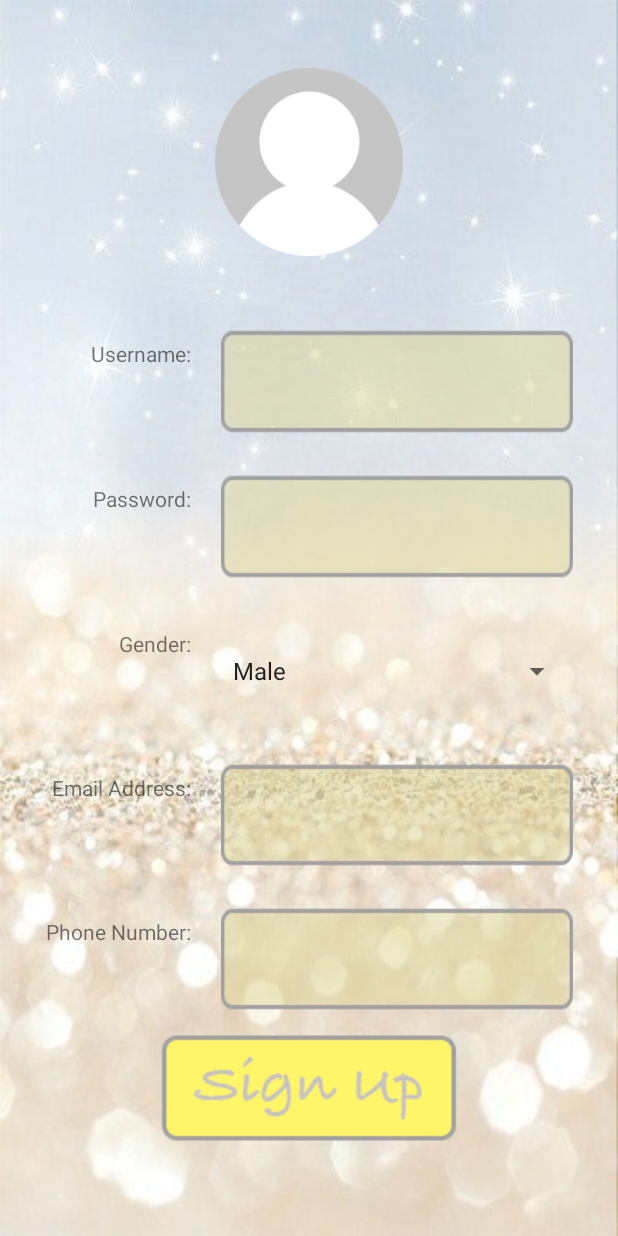
After one commit to wanyifei/yue, an Android app: the layout signup.xml on its own in the app's theme, with its tools: preview values and no code run, on a phone screen of 412 x 824 dp. The commit adds this screen. Run offline under Robolectric (Android 15) with nearby library versions, the phone set to English and light mode, and no system bars.

Commit message:
sign up page added

```diff
--- /dev/null
+++ b/app/src/main/res/layout/signup.xml
@@ -0,0 +1,193 @@
+<?xml version="1.0" encoding="utf-8"?>
+<LinearLayout xmlns:android="http://schemas.android.com/apk/res/android"
+    android:orientation="vertical" android:layout_width="match_parent"
+    android:layout_height="match_parent"
+    android:background="@drawable/wallpaper2_new">
+
+    <LinearLayout
+        android:orientation="vertical"
+        android:layout_width="fill_parent"
+        android:layout_height="fill_parent"
+        android:layout_weight="0.9"
+        android:weightSum="1">
+
+        <ImageButton
+            android:layout_width="125dp"
+            android:layout_height="match_parent"
+            android:id="@+id/signup_photo"
+            android:src="@drawable/default_user_photo"
+            android:background="#00000000"
+            android:adjustViewBounds="true"
+            android:cropToPadding="false"
+            android:focusable="false"
+            android:scaleType="fitCenter"
+            android:layout_gravity="center_horizontal"
+            android:layout_marginTop="20dp"
+            android:layout_marginBottom="10dp" />
+    </LinearLayout>
+
+    <LinearLayout
+        android:orientation="horizontal"
+        android:layout_width="fill_parent"
+        android:layout_height="fill_parent"
+        android:layout_weight="0.5">
+
+
+        <LinearLayout
+            android:orientation="vertical"
+            android:layout_width="fill_parent"
+            android:layout_height="fill_parent"
+            android:layout_weight="1">
+
+            <TextView
+                android:layout_width="wrap_content"
+                android:layout_height="fill_parent"
+                android:layout_weight="1"
+                android:text="Username:"
+                android:id="@+id/signup_text_username"
+                android:layout_gravity="center|right"
+                android:layout_marginTop="20dp"
+                android:layout_marginBottom="10dp"
+                android:textSize="@dimen/abc_text_size_body_2_material"
+                android:layout_marginRight="10dp" />
+
+            <TextView
+                android:layout_width="wrap_content"
+                android:layout_height="fill_parent"
+                android:layout_weight="1"
+                android:text="Password:"
+                android:id="@+id/signup_text_password"
+                android:layout_gravity="center|right"
+                android:layout_marginTop="20dp"
+                android:layout_marginBottom="10dp"
+                android:textSize="@dimen/abc_text_size_body_2_material"
+                android:layout_marginRight="10dp"/>
+
+            <TextView
+                android:layout_width="wrap_content"
+                android:layout_height="fill_parent"
+                android:layout_weight="1"
+                android:text="Gender:"
+                android:id="@+id/signup_text_gender"
+                android:layout_gravity="center|right"
+                android:layout_marginTop="20dp"
+                android:layout_marginBottom="10dp"
+                android:textSize="@dimen/abc_text_size_body_2_material"
+                android:layout_marginRight="10dp"/>
+
+
+            <TextView
+                android:layout_width="wrap_content"
+                android:layout_height="fill_parent"
+                android:layout_weight="1"
+                android:text="Email Address:"
+                android:id="@+id/signup_text_email"
+                android:layout_gravity="center|right"
+                android:layout_marginTop="20dp"
+                android:layout_marginBottom="10dp"
+                android:textSize="@dimen/abc_text_size_body_2_material"
+                android:layout_marginRight="10dp"/>
+
+            <TextView
+                android:layout_width="wrap_content"
+                android:layout_height="fill_parent"
+                android:layout_weight="1"
+                android:text="Phone Number:"
+                android:id="@+id/signup_text_phone"
+                android:layout_gravity="center|right"
+                android:layout_marginTop="20dp"
+                android:layout_marginBottom="10dp"
+                android:textSize="@dimen/abc_text_size_body_2_material"
+                android:layout_marginRight="10dp"/>
+
+
+
+        </LinearLayout>
+
+        <LinearLayout
+            android:orientation="vertical"
+            android:layout_width="fill_parent"
+            android:layout_height="fill_parent"
+            android:layout_weight="0.5"
+            android:paddingLeft="10dp"
+            android:paddingRight="30dp">
+
+            <EditText
+                android:layout_width="fill_parent"
+                android:layout_height="fill_parent"
+                android:id="@+id/signup_username"
+                android:layout_weight="1"
+                android:layout_marginTop="10dp"
+                android:layout_marginBottom="10dp"
+                android:background="@drawable/welcome_grid"
+                android:paddingStart="8dp" />
+
+            <EditText
+                android:layout_width="fill_parent"
+                android:layout_height="fill_parent"
+                android:inputType="textPassword"
+                android:ems="10"
+                android:id="@+id/signup_password"
+                android:layout_weight="1"
+                android:layout_marginTop="10dp"
+                android:layout_marginBottom="10dp"
+                android:background="@drawable/welcome_grid"
+                android:paddingStart="8dp"/>
+
+            <Spinner
+                android:layout_width="fill_parent"
+                android:layout_height="fill_parent"
+                android:id="@+id/signup_gender"
+                android:layout_weight="1"
+                android:layout_marginTop="10dp"
+                android:layout_marginBottom="10dp"
+                android:clickable="false"
+                android:spinnerMode="dropdown"
+                android:entries="@array/signup_gender_array"/>
+
+            <EditText
+                android:layout_width="fill_parent"
+                android:layout_height="fill_parent"
+                android:inputType="textEmailAddress"
+                android:ems="10"
+                android:id="@+id/signup_email"
+                android:layout_weight="1"
+                android:layout_marginTop="10dp"
+                android:layout_marginBottom="10dp"
+                android:background="@drawable/welcome_grid"
+                android:paddingStart="8dp"/>
+
+            <EditText
+                android:layout_width="fill_parent"
+                android:layout_height="fill_parent"
+                android:inputType="phone"
+                android:ems="10"
+                android:id="@+id/signup_phone"
+                android:layout_weight="1"
+                android:layout_marginTop="10dp"
+                android:layout_marginBottom="10dp"
+                android:background="@drawable/welcome_grid"
+                android:paddingStart="8dp"/>
+        </LinearLayout>
+
+
+    </LinearLayout>
+
+    <LinearLayout
+        android:orientation="vertical"
+        android:layout_width="fill_parent"
+        android:layout_height="fill_parent"
+        android:layout_weight="1">
+
+        <ImageButton
+            android:layout_width="wrap_content"
+            android:layout_height="wrap_content"
+            android:id="@+id/signup_button_signup"
+            android:layout_gravity="center_horizontal"
+            android:src="@drawable/signup_button_pic"
+            android:background="#00000000"
+            android:layout_marginBottom="20dp"
+            android:scaleType="centerInside" />
+    </LinearLayout>
+
+</LinearLayout>
--- a/app/src/main/res/values/strings.xml
+++ b/app/src/main/res/values/strings.xml
@@ -29,4 +29,10 @@
         <item>This is description 10</item>
     </string-array>
 
+    <string-array name="signup_gender_array">
+        <item>Male</item>
+        <item>Female</item>
+        <item>Other</item>
+    </string-array>
+
 </resources>
```
Also changed, not shown: app/src/main/res/drawable/default_user_photo.png (added), app/src/main/res/drawable/signup_button_pic.png (added).
